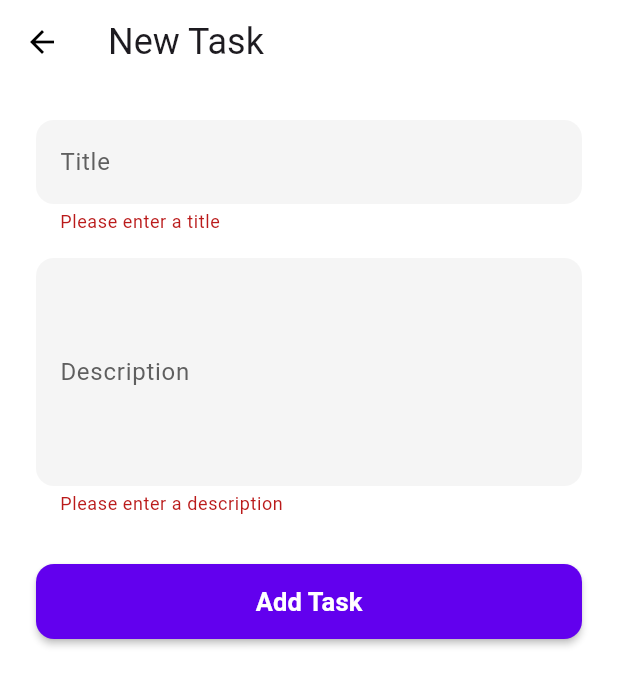
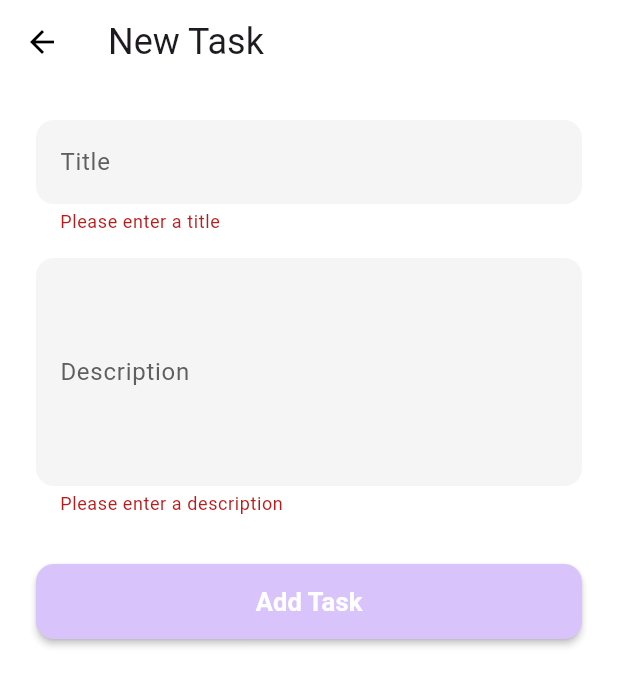
Before and after one commit to danielvivek2006/FlutterToDo, a Flutter app: the TaskDetailScreen screen opened directly, after a tap on "Add Task", on a phone screen of 412 x 824 dp. Shown: the top 686 px of the screen. Run offline on Flutter 3.47's test engine with Material 3 defaults, Android fonts, the phone set to English and light mode, and no system bars; our stand-ins replace parse_server_sdk, parse_server_sdk_flutter, shared_preferences; accounts and stored records are empty.

Commit message:
Project setup and final product

```diff
--- a/task_manager/lib/models/task_model.dart
+++ b/task_manager/lib/models/task_model.dart
@@ -1,10 +1,8 @@
-import 'package:parse_server_sdk_flutter/parse_server_sdk_flutter.dart';
+import 'package:parse_server_sdk/parse_server_sdk.dart';
 
 class TaskModel extends ParseObject implements ParseCloneable {
-  TaskModel() : super(_className);
+  TaskModel() : super('Task');
   TaskModel.clone() : this();
-
-  static const String _className = 'Task';
 
   @override
   TaskModel clone(Map<String, dynamic> map) => TaskModel.clone()..fromJson(map);
--- a/task_manager/lib/screens/auth/login_screen.dart
+++ b/task_manager/lib/screens/auth/login_screen.dart
@@ -36,7 +36,7 @@ class _LoginScreenState extends State<LoginScreen> {
     final user = ParseUser(
       _emailController.text.trim(),
       _passwordController.text,
-      _emailController.text.trim(),
+      null,
     );
 
     var response = await user.login();
--- a/task_manager/lib/screens/auth/register_screen.dart
+++ b/task_manager/lib/screens/auth/register_screen.dart
@@ -35,10 +35,10 @@ class _RegisterScreenState extends State<RegisterScreen> {
 
     setState(() => _isLoading = true);
 
-    final user = ParseUser(
+    final user = ParseUser.createUser(
       _emailController.text.trim(),
       _passwordController.text,
-      null,
+      _emailController.text.trim(),
     );
 
     try {
--- a/task_manager/lib/screens/settings/settings_screen.dart
+++ b/task_manager/lib/screens/settings/settings_screen.dart
@@ -20,7 +20,8 @@ class _SettingsScreenState extends State<SettingsScreen> {
 
   Future<void> _logout() async {
     setState(() => _isLoading = true);
-    final response = await ParseUser.currentUser().then((user) => user?.logout());
+    final user = await ParseUser.currentUser();
+    final response = await user?.logout();
     setState(() => _isLoading = false);
 
     if (response?.success ?? false) {
--- a/task_manager/lib/screens/tasks/task_detail_screen.dart
+++ b/task_manager/lib/screens/tasks/task_detail_screen.dart
@@ -62,7 +62,7 @@ class _TaskDetailScreenState extends State<TaskDetailScreen> {
 
     if (response.success) {
       if (!mounted) return;
-      Navigator.pop(context);
+      Navigator.pop(context, true);
     } else {
       if (!mounted) return;
       _showError(response.error?.message ?? 'Failed to save task');
--- a/task_manager/lib/theme/app_colors.dart
+++ b/task_manager/lib/theme/app_colors.dart
@@ -36,9 +36,9 @@ class AppColors {
   // Primary Colors
   Color get primary {
     if (isIOS) {
-      return const Color(0xFF007AFF);
+      return const Color(0xFFD8C3FA);
     } else {
-      return isDark ? const Color(0xFFBB86FC) : const Color(0xFF6200EE);
+      return isDark ? const Color(0xFFD8C3FA) : const Color(0xFFD8C3FA);
     }
   }
 
--- a/task_manager/pubspec.yaml
+++ b/task_manager/pubspec.yaml
@@ -33,6 +33,7 @@ dependencies:
 
   # Backend
   parse_server_sdk_flutter: ^8.0.0
+  parse_server_sdk: ^6.4.0
 
   # State Management
   provider: ^6.1.1
```
Also changed, not shown: task_manager/lib/screens/tasks/tasks_screen.dart (+10 -18 lines), task_manager/pubspec.lock.
